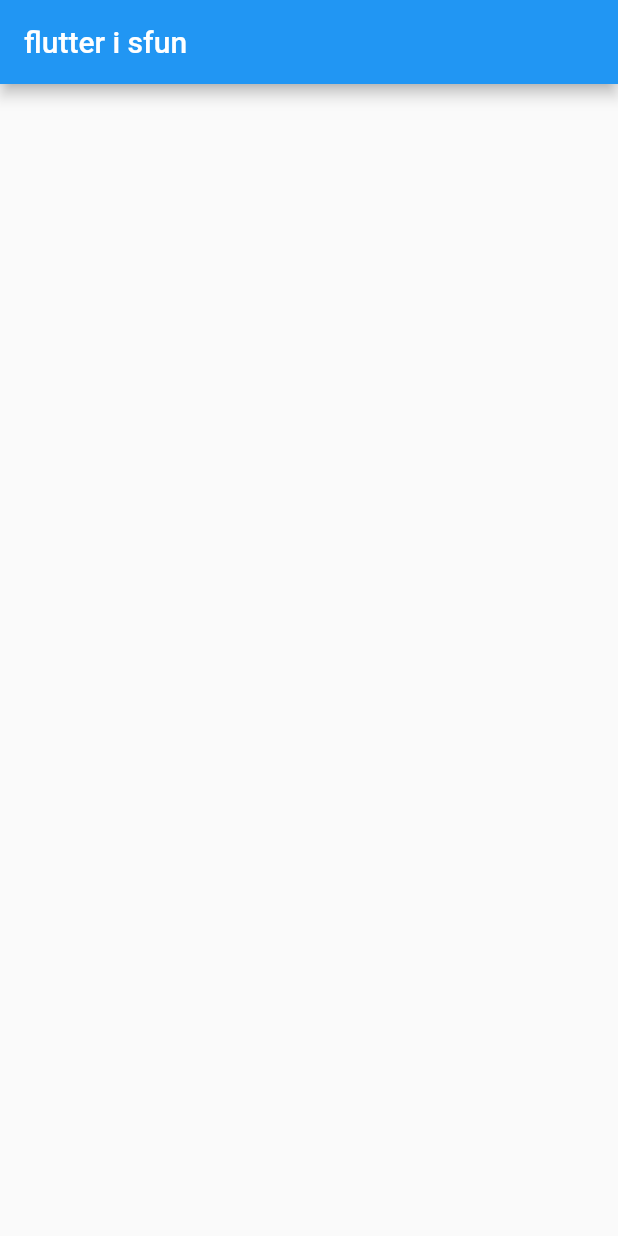
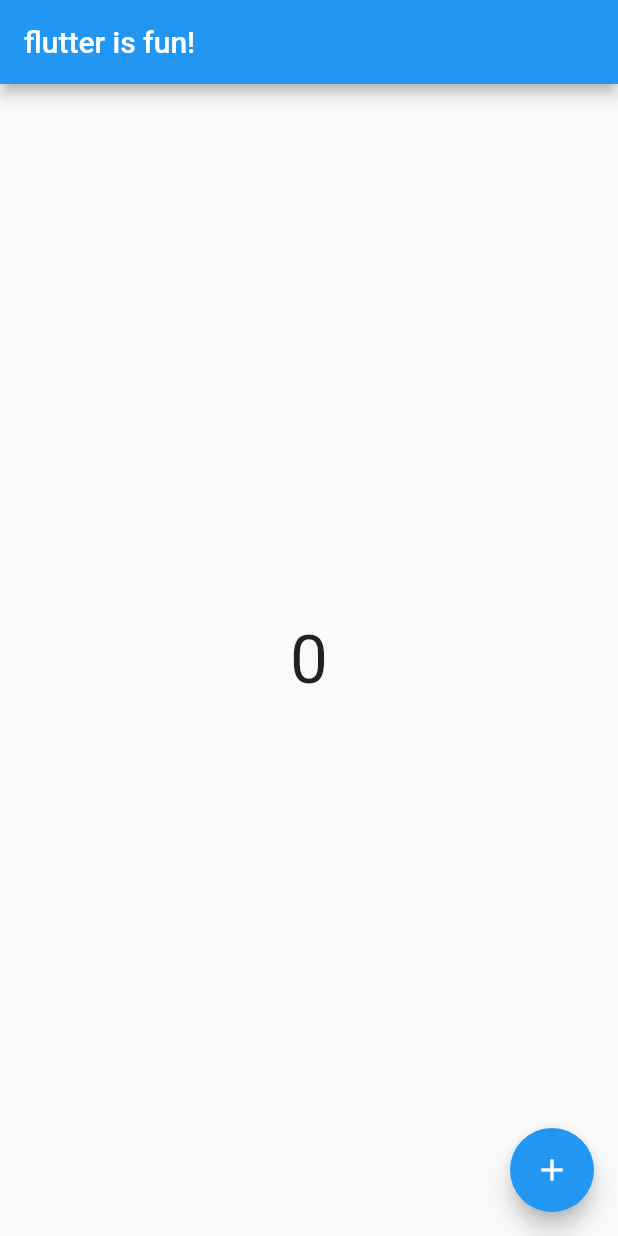
Before and after one commit to djv03/flutter_learnings, a Flutter app: the screen it shows after launch, on a phone screen of 412 x 824 dp. Run offline on Flutter 3.47's test engine with Material 2 defaults, Android fonts, the phone set to English and light mode, and no system bars.

Commit message:
counter application implemented

```diff
--- a/lib/main.dart
+++ b/lib/main.dart
@@ -6,9 +6,17 @@ void main() {
   runApp(const MyApp());
 }
 
-class MyApp extends StatelessWidget {
+class MyApp extends StatefulWidget {
   const MyApp({super.key});
 
+  @override
+  State<MyApp> createState() => _MyAppState();
+}
+
+class _MyAppState extends State<MyApp> {
+
+  // all global varible and function decalration goes here
+  int count=0;
 
   @override
   Widget build(BuildContext context) {
@@ -16,7 +24,7 @@ class MyApp extends StatelessWidget {
       title: 'using container widget',
       home: Scaffold(
         appBar: AppBar(
-          title: const Text('flutter i sfun'),
+          title: const Text('flutter is fun!'),
           ),
 
         // ### tut 1: making box with center
@@ -66,14 +74,26 @@ class MyApp extends StatelessWidget {
         //   ],
         // ),
 
-        //tut 5: this is so satisfting to do uptill now
-        //tut 5: this crates three icon botton bar and cool side ways navbar panel!
-        //  floatingActionButton: FloatingActionButton(
-        //   onPressed: (){//SIMM to onclick event handler
-        //     print('pressed!');
-        //   },
-        //   child:const Icon(Icons.add),
-        //  ),
+        // tut 5: this is so satisfting to do uptill now
+        // tut 5: this crates three icon botton bar and cool side ways navbar panel!
+         floatingActionButton: FloatingActionButton(
+          onPressed: (){//SIMM to onclick event handler
+            setState(() {
+              count++;
+            });
+          },
+          child:const Icon(Icons.add),
+         ),
+
+         body: Center(
+          child: Text(
+            '$count',
+           style:const TextStyle(fontSize: 45),
+            ),
+
+         ),
+
+
 
         //  bottomNavigationBar: BottomNavigationBar(
         //   items:const [
```
